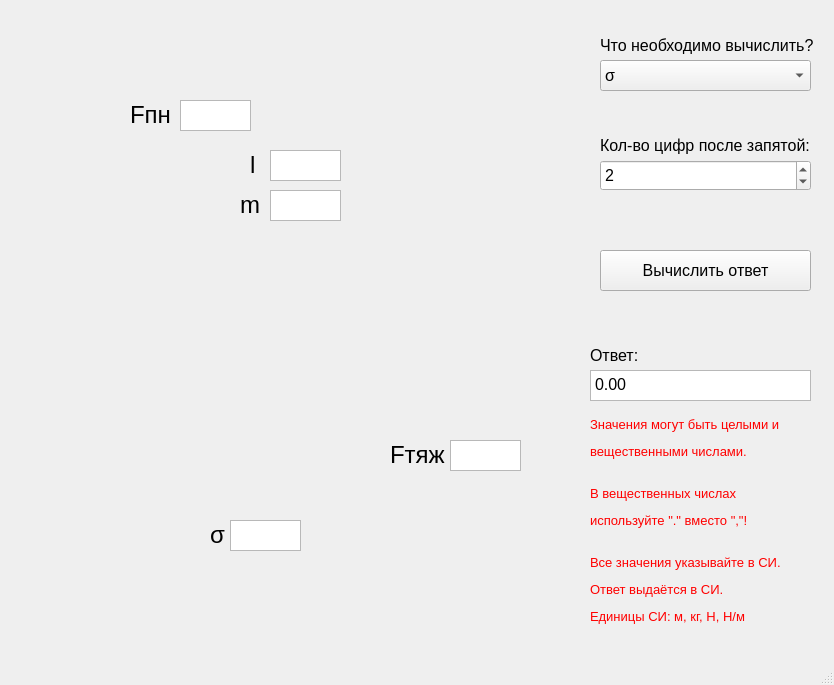
Above: ui/spichka.ui from weplok/Surface-tension-app before the change. Below: the same form after it.
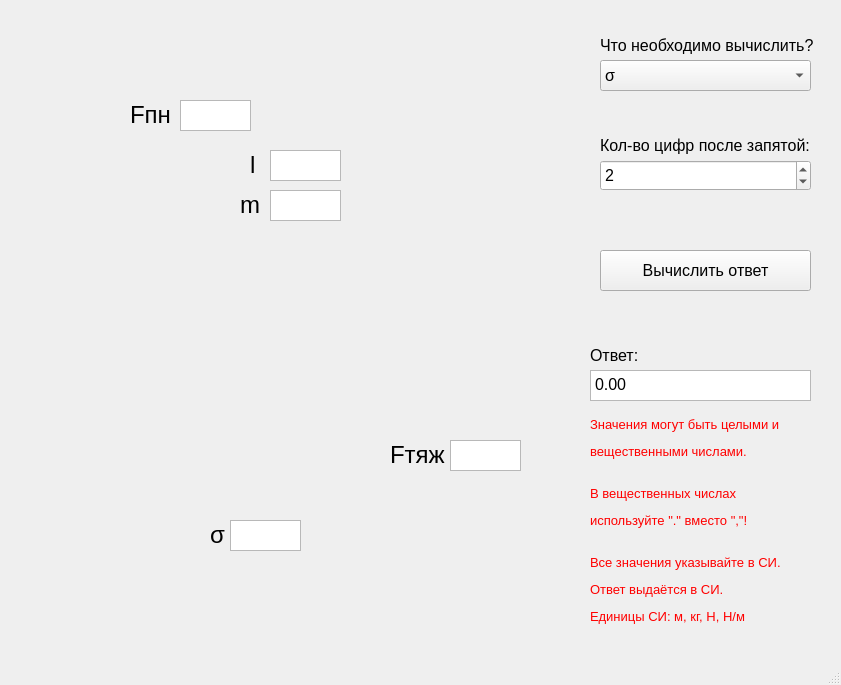
That is the form after the change. Icons and pictures are not drawn.

Commit message: Fix window-size spichka.ui

Patch:
```diff
--- a/ui/spichka.ui
+++ b/ui/spichka.ui
@@ -6,13 +6,19 @@
    <rect>
     <x>0</x>
     <y>0</y>
-    <width>834</width>
+    <width>841</width>
     <height>685</height>
    </rect>
   </property>
   <property name="minimumSize">
    <size>
-    <width>692</width>
+    <width>841</width>
+    <height>685</height>
+   </size>
+  </property>
+  <property name="maximumSize">
+   <size>
+    <width>841</width>
     <height>685</height>
    </size>
   </property>
```
Left out of the diff: 2 changed lines with no effect on the pictures.
